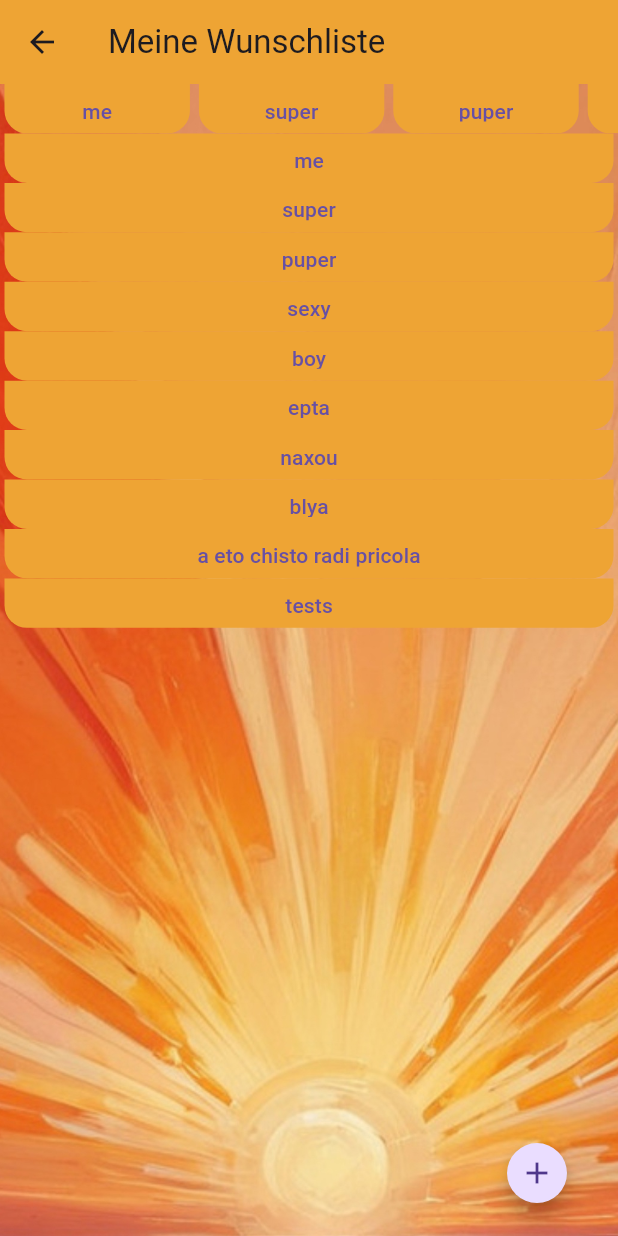
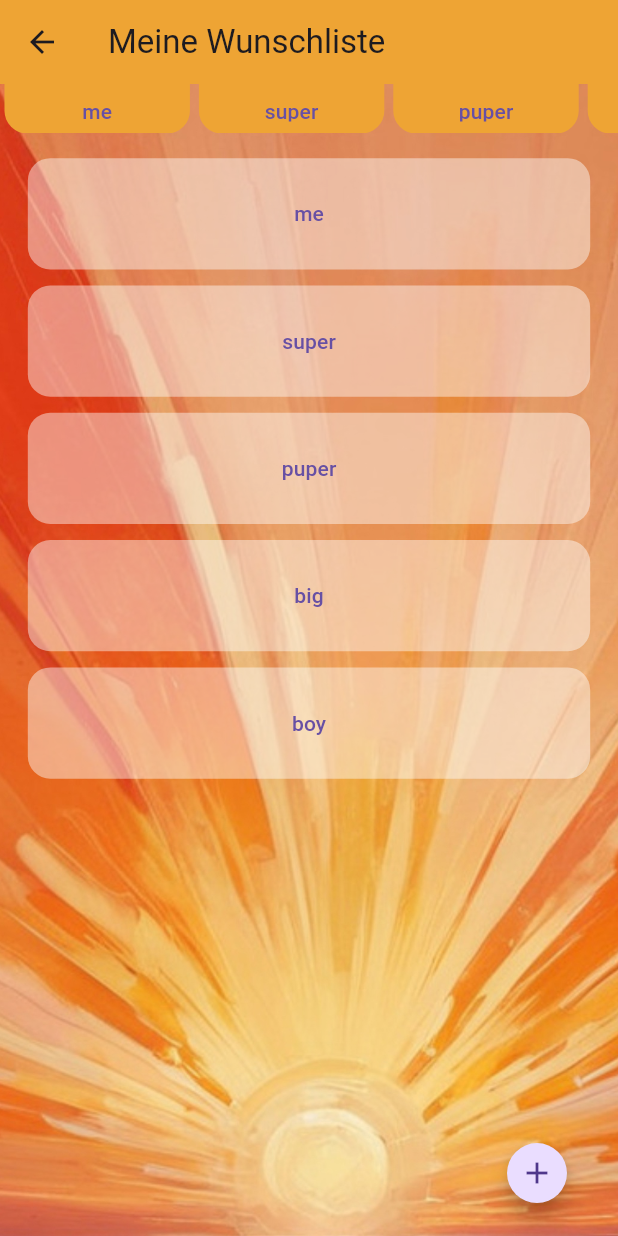
Before and after one commit to TATAROmangol/meine_wunschliste_mobile, a Flutter app: the screen it shows after launch, on a phone screen of 412 x 824 dp. Run offline on Flutter 3.47's test engine with Material 3 defaults, Android fonts, the phone set to English and light mode, and no system bars.

Commit message:
Please enter the commit message for your changes

```diff
--- a/lib/domain/models/folder.dart
+++ b/lib/domain/models/folder.dart
@@ -1,3 +1,4 @@
+import 'package:meine_wunschliste/domain/models/enum/enum.dart';
 import 'package:meine_wunschliste/domain/models/task_tree.dart';
 
 class Folder {
@@ -11,16 +12,33 @@ class Folder {
   }
 }
 
+class TaskInFolderList {
+  List<TaskTree> children = [
+    TaskTree(name: 'me', children: [
+      TaskTree(name: 'text', step: Levels.center),
+      TaskTree(name: 'task', step: Levels.center, children: [
+        TaskTree(name: 'bottest', step: Levels.bottom),
+        TaskTree(name: 'botbl', step: Levels.bottom)
+      ]),
+      TaskTree(name: 'tree', step: Levels.center)
+    ]),
+    TaskTree(name: 'super'),
+    TaskTree(name: 'puper'),
+    TaskTree(name: 'big'),
+    TaskTree(name: 'boy')
+  ];
+}
+
 class FolderList {
   List<Folder> children = [
     Folder('me'),
     Folder('super'),
     Folder('puper'),
-    Folder('sexy'),
+    Folder('big'),
     Folder('boy'),
-    Folder('epta'),
-    Folder('naxou'),
-    Folder('blya'),
+    Folder('ema'),
+    Folder('yo'),
+    Folder('blin'),
     Folder('a eto chisto radi pricola'),
     Folder('tests')
   ];
--- a/lib/domain/models/task_tree.dart
+++ b/lib/domain/models/task_tree.dart
@@ -1,11 +1,16 @@
 import 'package:meine_wunschliste/domain/models/enum/enum.dart';
 
 class TaskTree {
-  TaskTree({required this.name, this.step = Levels.center});
+  TaskTree({
+    required this.name,
+    this.step = Levels.top,
+    List<TaskTree>? children,
+  }) : children = children ?? [];
 
   Levels step;
   String name;
-  List<TaskTree> children = [];
+  bool showChildren = false;
+  List<TaskTree> children;
 
   void addChildren(String shildName) {
     if (step == Levels.bottom) throw Exception('no steps');
@@ -16,7 +21,3 @@ class TaskTree {
     }
   }
 }
-
-class TaskTreeList {
-  List<TaskTree> tasks = [TaskTree(name: 'gTask')];
-}
--- a/lib/presentation/pages/user_tasks.dart
+++ b/lib/presentation/pages/user_tasks.dart
@@ -26,7 +26,7 @@ class UserTasks extends StatelessWidget {
           child: Column(
             children: <Widget>[
               FolderListViev(),
-              TaskListViev(),
+              TaskTreeListViev(),
               const AddTaskViev(),
             ],
           ),
--- a/lib/presentation/widgets/folder_list_viev.dart
+++ b/lib/presentation/widgets/folder_list_viev/folder_list_viev.dart
@@ -11,7 +11,8 @@ class FolderListViev extends StatelessWidget {
   @override
   Widget build(BuildContext context) {
     final Size screenSize = MediaQuery.of(context).size;
-    return SizedBox(
+    return Container(
+      margin:EdgeInsets.only(bottom: screenSize.height * 0.02),
       height: screenSize.height * 0.04,
       child: ReorderableListView.builder(
         scrollDirection: Axis.horizontal,
--- a/lib/presentation/widgets/micro_components/micro_components.dart
+++ b/lib/presentation/widgets/micro_components/micro_components.dart
@@ -1,2 +1,2 @@
-export 'folder_viev.dart';
-export 'task_viev.dart';
+export '../folder_list_viev/folder_viev.dart';
+export '../task_tree_viev/task_tree_viev.dart';
--- a/lib/presentation/widgets/task_list_viev.dart
+++ b/lib/presentation/widgets/task_tree_viev/task_tree_list_viev.dart
@@ -1,30 +1,30 @@
 import 'package:flutter/material.dart';
-import '../../domain/models/models.dart';
-import 'widgets.dart';
+import 'package:meine_wunschliste/presentation/widgets/micro_components/micro_components.dart';
+import '../../../domain/models/models.dart';
 
-class TaskListViev extends StatelessWidget {
-  TaskListViev({super.key});
+class TaskTreeListViev extends StatelessWidget {
+  TaskTreeListViev({super.key});
 
-  final List<Folder> items = FolderList().children;
+  final List<TaskTree> items = TaskInFolderList().children;
 
   @override
   Widget build(BuildContext context) {
-    final List<TaskTree> tasks = TaskTreeList().tasks;
+    //final List<TaskTree> tasks = TaskTreeList().tasks;
 
     return Expanded(
       child: ReorderableListView.builder(
         scrollDirection: Axis.vertical,
         itemBuilder: (context, index) {
-          final folder = items[index];
-          return FolderViev(key: ValueKey(folder.name), folder: folder);
+          final taskChild = items[index];
+          return TaskTreeViev(key: ValueKey(taskChild.name), task: taskChild);
         },
         itemCount: items.length,
         onReorder: (oldIndex, newIndex) {
           if (newIndex > oldIndex) {
             newIndex -= 1;
           }
-          final Folder folder = items.removeAt(oldIndex);
-          items.insert(newIndex, folder);
+          final TaskTree taskChild = items.removeAt(oldIndex);
+          items.insert(newIndex, taskChild);
         },
         proxyDecorator: (Widget child, int index, Animation<double> animation) {
           return Material(
--- /dev/null
+++ b/lib/presentation/widgets/task_tree_viev/task_tree_viev.dart
@@ -0,0 +1,82 @@
+import 'package:flutter/material.dart';
+import 'package:meine_wunschliste/domain/models/enum/enum.dart';
+import 'package:meine_wunschliste/domain/models/models.dart';
+
+class TaskTreeViev extends StatefulWidget {
+
+  const TaskTreeViev({required this.task, super.key});
+
+  final TaskTree task;
+
+  @override
+  State<StatefulWidget> createState() {
+    return _TaskTreeVievState(task: task);
+  }
+}
+
+class _TaskTreeVievState extends State<TaskTreeViev> {
+  _TaskTreeVievState({required this.task});
+
+  final TaskTree task;
+  bool _showChildren = false;
+
+  @override
+  Widget build(BuildContext context) {
+    final Size screenSize = MediaQuery.of(context).size;
+    return Container(
+      child: Column(
+        children: [
+          Container(
+            height: screenSize.height * 0.09,
+            width: (task.step == Levels.top)
+                ? screenSize.width * 0.91
+                : (task.step == Levels.center)
+                    ? screenSize.width * 0.87
+                    : screenSize.width * 0.84,
+            margin: EdgeInsets.only(bottom: screenSize.height * 0.013),
+            decoration: BoxDecoration(
+              borderRadius: BorderRadius.circular(15),
+              color: (task.step == Levels.top)
+                  ? const Color(0x70FFFFFF)
+                  : (task.step == Levels.center)
+                      ? const Color(0x70FFF4E5)
+                      : const Color(0x70FFE0C3),
+            ),
+            child: TextButton(
+              child: Text(task.name),
+              onPressed: () {
+                setState(
+                  () {
+                    _showChildren = !_showChildren;
+                  },
+                );
+              },
+            ),
+          ),
+
+          if (_showChildren) TaskChildrenViev(task: task)
+        ],
+      ),
+    );
+  }
+}
+
+class TaskChildrenViev extends StatelessWidget {
+  TaskChildrenViev({required this.task, Key? key}) : super(key: key);
+
+  final TaskTree task;
+
+  @override
+  Widget build(BuildContext context) {
+    final items = task.children;
+    final Size screenSize = MediaQuery.of(context).size;
+
+    return SizedBox(
+      child: Column(
+        children: items.map((childTask) {
+          return TaskTreeViev(key: ValueKey(childTask.name), task: childTask);
+        }).toList(),
+      ),
+    );
+  }
+}
--- a/lib/presentation/widgets/widgets.dart
+++ b/lib/presentation/widgets/widgets.dart
@@ -1,4 +1,4 @@
 export 'add_task_viev.dart';
-export 'folder_list_viev.dart';
-export 'micro_components/folder_viev.dart';
-export 'task_list_viev.dart';
+export 'folder_list_viev/folder_list_viev.dart';
+export 'folder_list_viev/folder_viev.dart';
+export 'task_tree_viev/task_tree_list_viev.dart';
```
Also changed, not shown: lib/presentation/widgets/micro_components/task_viev.dart (deleted, +0 -30 lines), lib/presentation/widgets/folder_list_viev/folder_viev.dart (renamed from lib/presentation/widgets/micro_components/folder_viev.dart).
